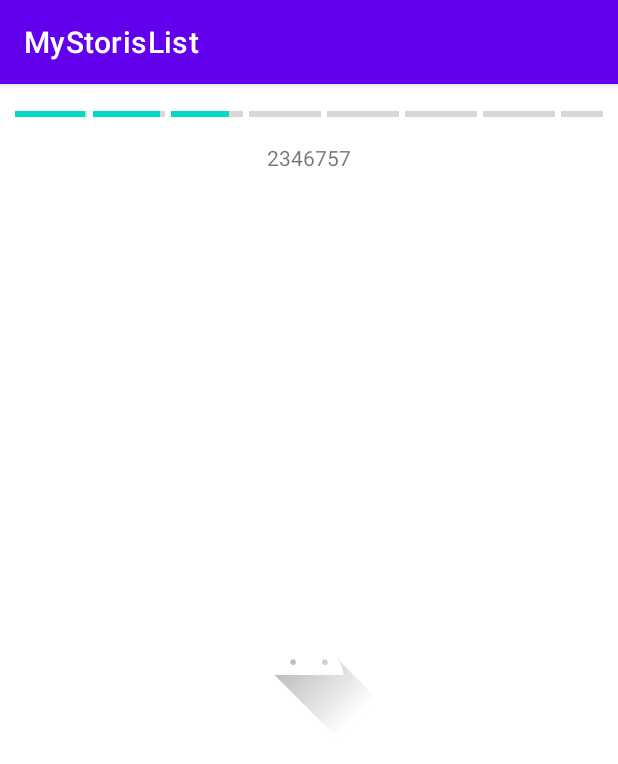
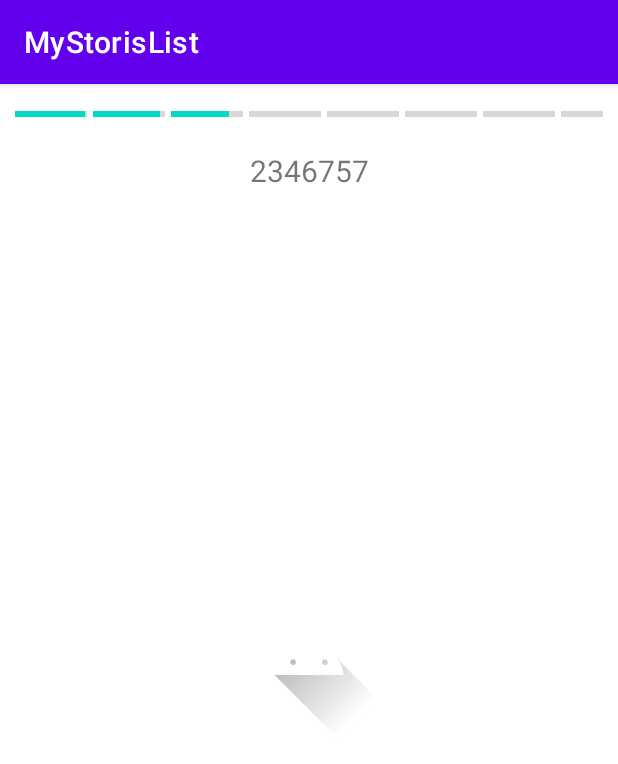
Before and after one commit to Maksim002/MyStorisList, an Android app: the screen it shows after launch (MainActivity), on a phone screen of 412 x 824 dp. Shown: the top 764 px of the screen. Run offline under Robolectric (Android 15) with nearby library versions, the phone set to English and light mode, and no system bars.

Commit message:
новый

```diff
--- a/app/src/main/res/layout/view_snappy_story.xml
+++ b/app/src/main/res/layout/view_snappy_story.xml
@@ -40,8 +40,9 @@
         android:layout_width="match_parent"
         android:layout_height="wrap_content"
         android:gravity="center"
-        android:layout_marginTop="35dp"
+        android:layout_marginTop="@dimen/_40sp"
         android:layout_alignParentTop="true"
+        android:textSize="@dimen/_20sp"
         android:text="wdwdwd"/>
 
     <ImageView
```
